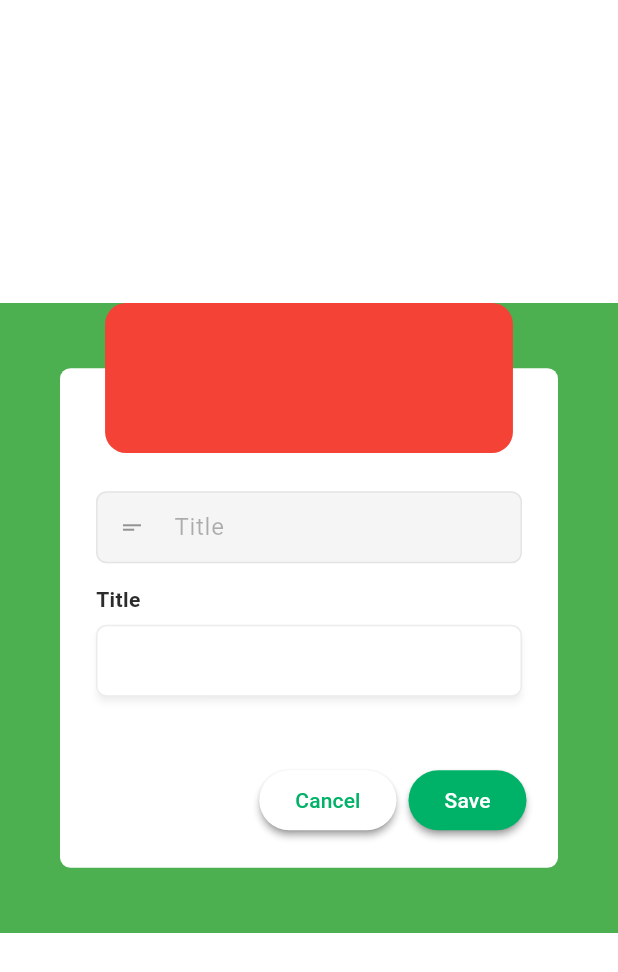
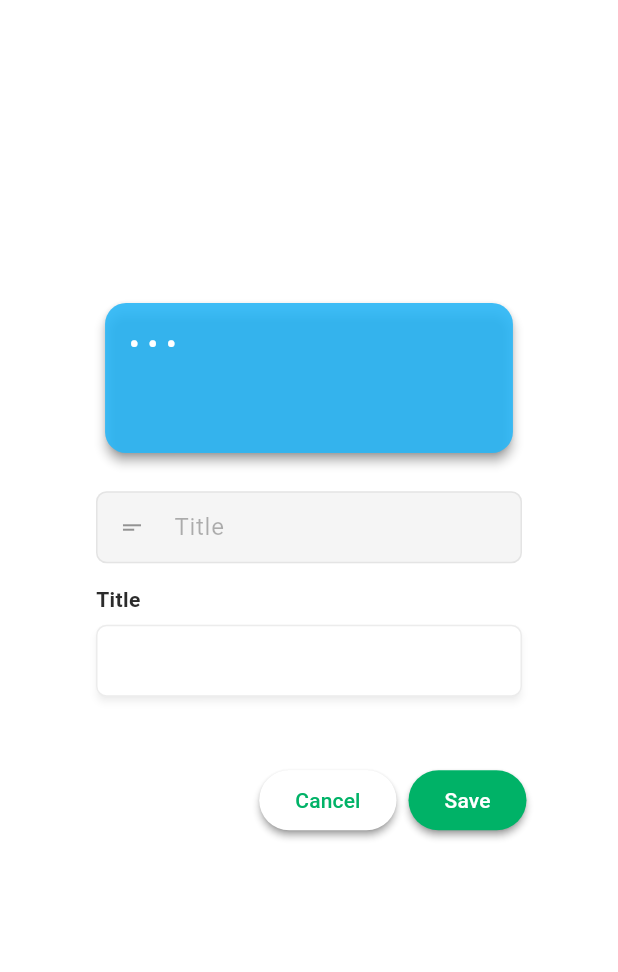
Before and after one commit to Skaihen/Nabu, a Flutter app: the TaskDialog widget shown alone on an empty page, opened directly, on a phone screen of 412 x 824 dp. Shown: the top 972 px of the screen. Run offline on Flutter 3.47's test engine with Material 2 defaults, Android fonts, the phone set to English and light mode, and no system bars; our stand-ins replace get_it, hive_flutter, stacked; accounts and stored records are empty.

Commit message:
Update task_dialog.dart

```diff
--- a/lib/ui/home_screen/task_dialog.dart
+++ b/lib/ui/home_screen/task_dialog.dart
@@ -13,6 +13,7 @@ class TaskDialog extends StatefulWidget {
 
 class _TaskDialogState extends State<TaskDialog> {
   final TextEditingController taskTitleController = TextEditingController();
+  String placeholderTileTitleText = '• • •';
 
   @override
   Widget build(BuildContext context) {
@@ -21,8 +22,7 @@ class _TaskDialogState extends State<TaskDialog> {
 
     return Center(
       child: Stack(alignment: Alignment.topCenter, children: [
-        Container(
-            color: Colors.green,
+        SizedBox(
             height: CustomUI.xSize(60),
             width: width,
             child: AlertDialog(
@@ -36,6 +36,11 @@ class _TaskDialogState extends State<TaskDialog> {
                         crossAxisAlignment: CrossAxisAlignment.start,
                         children: [
                       TextFormField(
+                        onChanged: (String value) {
+                          setState(() {
+                            placeholderTileTitleText = value;
+                          });
+                        },
                         controller: taskTitleController,
                         decoration: InputDecoration(
                           prefixIcon: Icon(Icons.short_text),
@@ -83,12 +88,23 @@ class _TaskDialogState extends State<TaskDialog> {
                 ),
               ],
             )),
-        Container(
-          height: 100,
-          width: width * 0.66,
-          decoration: BoxDecoration(
-            color: Colors.red,
-            borderRadius: BorderRadius.circular(CustomUI.xSize(2)),
+        Material(
+          elevation: 3,
+          color: Colors.transparent,
+          borderRadius: BorderRadius.circular(CustomUI.xSize(2)),
+          child: Container(
+            height: 100,
+            width: width * 0.66,
+            decoration: BoxDecoration(
+              color: Colors.lightBlue.shade400.withOpacity(0.9),
+              borderRadius: BorderRadius.circular(CustomUI.xSize(2)),
+            ),
+            child: ListTile(
+              title: Text(placeholderTileTitleText),
+              titleTextStyle: TextStyle(
+                  fontSize: CustomUI.xSize(3),
+                  color: Theme.of(context).colorScheme.background),
+            ),
           ),
         ),
       ]),
```
